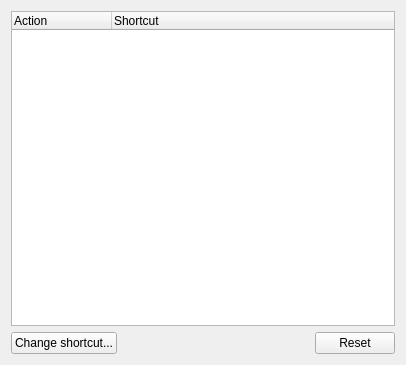
Old version of the form src/plugins/Ui/skinned/forms/skinnedhotkeyeditor.ui in the repository prinsbert/qmmp-dev.
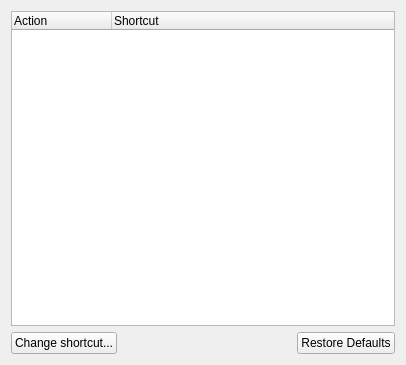
New version of the form. Icons and pictures are not drawn.

Commit message: using QDialogButtonBox::RestoreDefaults buttons where possible

Diff of the .ui file:
```diff
--- a/src/plugins/Ui/skinned/forms/skinnedhotkeyeditor.ui
+++ b/src/plugins/Ui/skinned/forms/skinnedhotkeyeditor.ui
@@ -41,7 +41,7 @@
    <item row="1" column="2">
     <widget class="QPushButton" name="resetShortcutsButton">
      <property name="text">
-      <string>Reset</string>
+      <string>Restore Defaults</string>
      </property>
     </widget>
    </item>
```
Left out of the diff: 2 changed lines with no effect on the pictures. The commit also changes 8 other files.
